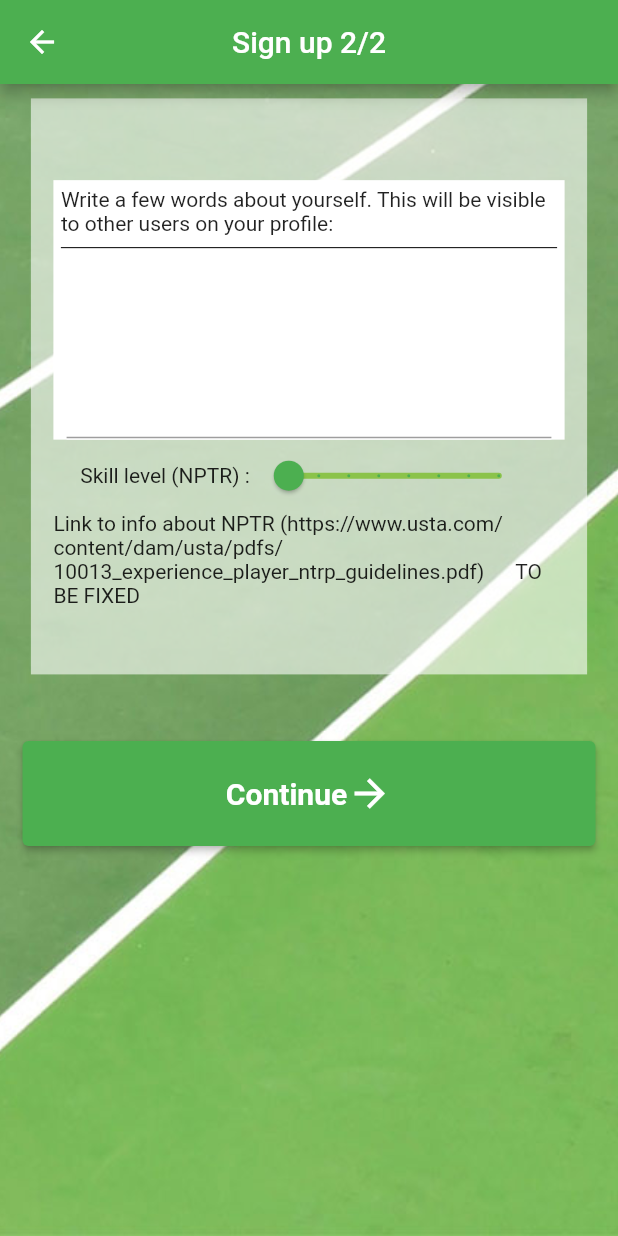
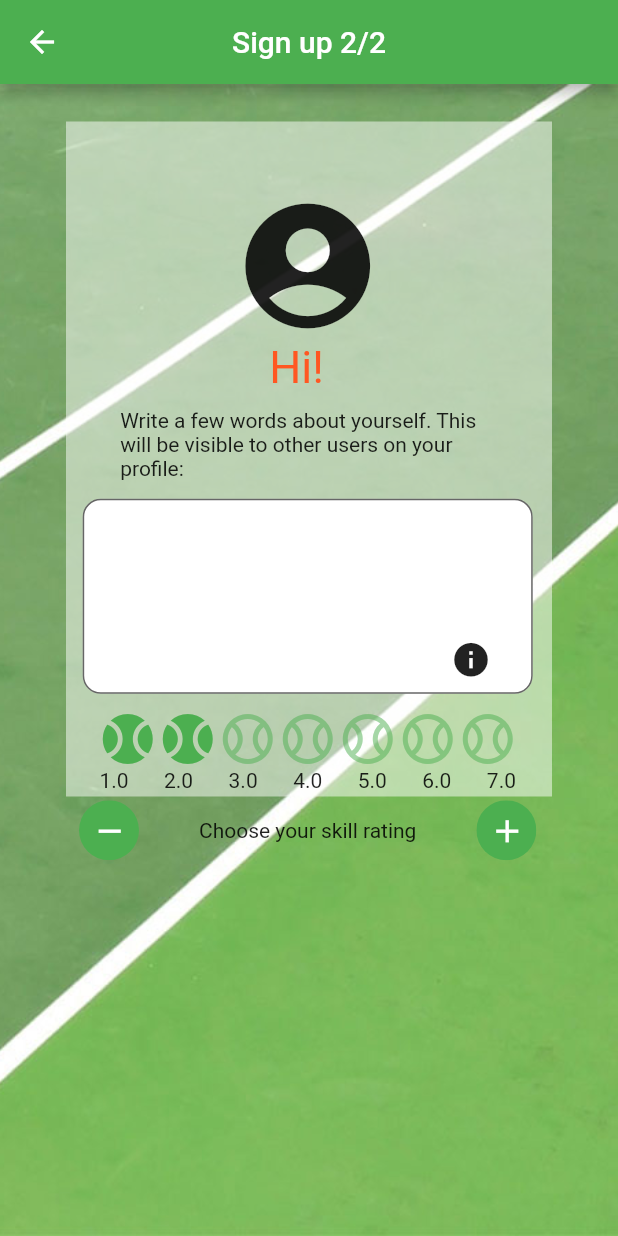
Before and after one commit to G-mi/PVT, a Flutter app: the NewSignUp screen opened directly with empty values, on a phone screen of 412 x 824 dp. Run offline on Flutter 3.47's test engine with Material 2 defaults, Android fonts, the phone set to English and light mode, and no system bars; our stand-ins replace google_maps_flutter, shared_preferences; missing offline and left inert: google_maps_webservice; accounts and stored records are empty.

Commit message:
Fixed Sign UP 1 and 2

```diff
--- a/lib/NewSignUp.dart
+++ b/lib/NewSignUp.dart
@@ -1,19 +1,21 @@
 import 'package:flutter/cupertino.dart';
 import 'package:flutter/material.dart';
 import 'package:frontend/Homescreen.dart';
+import 'package:frontend/Widgets/skillRatingWidget.dart';
+import 'NTRPDialog.dart';
 import 'User.dart';
 import 'UserPreferences.dart';
 import 'package:http/http.dart' as http;
 import 'Buttons.dart';
 
 class NewSignUp extends StatefulWidget {
-  int age;
-  String firstName;
-  String gender;
-  String email;
-  String lastName;
-  String userName;
-  String password;
+  final int age;
+  final String firstName;
+  final String gender;
+  final String email;
+  final String lastName;
+  final String userName;
+  final String password;
 
   NewSignUp(this.firstName, this.lastName,this.email, this.userName, this.password, this.gender, this.age, {Key key}) : super(key: key);
 
@@ -23,18 +25,34 @@ class NewSignUp extends StatefulWidget {
 }
 
 class _NewSignUpState extends State<NewSignUp> {
-  double _currentSlideValue = 0.0;
   String userInfo;
-  int skillLevel;
-
-
-  @override // lite osäker på vad den här metoden faktiskt gör. Men den får vara här sålänge.
-  void initState() {
-    super.initState();
-  }
+  int skillLevel = 2;
 
   @override
   Widget build(BuildContext context) {
+    return Scaffold(
+      appBar: _buildAppBar(),
+      body: _buildBody(),
+    );
+  }
+
+  Widget _buildAppBar() {
+    return AppBar(
+      leading: IconButton(
+        icon: Icon(Icons.arrow_back),
+        onPressed: () {
+          Navigator.pop(context);
+        },
+      ),
+      backgroundColor: Colors.green,
+      centerTitle: true,
+      title: Text(
+        'Sign up 2/2',
+      ),
+    );
+  }
+
+  Widget _buildBody() {
     return Stack(
       children: [
         Container(
@@ -42,56 +60,84 @@ class _NewSignUpState extends State<NewSignUp> {
               image: DecorationImage(
                 image: AssetImage('images/background.jpg'),
                 fit: BoxFit.cover,
+              )
+          ),
+        ),
+        Align(
+          alignment: Alignment.topCenter,
+          child: Container(
+            width: 360,
+            height: 500,
+            child: FractionallySizedBox(
+              widthFactor: 0.9,
+              heightFactor: 0.9,
+              child: Container(
+                color: Color.fromRGBO(255, 255, 255, 0.5),
               ),
             ),
           ),
-        Scaffold(
-          backgroundColor: Colors.transparent,
-          resizeToAvoidBottomInset: false,
-          appBar: AppBar(
-            centerTitle: true,
-            title: Text('Sign up 2/2'),
-            backgroundColor: Colors.green,
         ),
-          body: Center(
-            child: Stack(
-              alignment: Alignment(0.0, -0.95),
+        Align(
+          alignment: Alignment(-0.02, -0.55),
+          child: Container(
+            width: 325,
+            height: 450,
+            color: Colors.transparent,
+            child: SingleChildScrollView (
+              child: Column(
                 children: [
-                FractionallySizedBox(
-                  //Bakgrundsruta
-                  widthFactor: 0.9,
-                  heightFactor: 0.5,
-                  child: Container(
-                    color: Color.fromRGBO(255, 255, 255, 0.6),
-                    child: Padding(
-                      padding: const EdgeInsets.only(
-                          left: 15.0, right: 15.0, top: 10, bottom: 0),
-                      child: Column(
-                        crossAxisAlignment: CrossAxisAlignment.center,
-                        children: <Widget>[
-                          Expanded(
-                              child: SizedBox(
-                                height: 60,
-                              )),
+                  Row(
+                    mainAxisAlignment: MainAxisAlignment.center,
+                    children: [
+                      Icon(
+                        Icons.account_circle,
+                        size: 100,
+                      ),
+                    ],
+                  ),
+                  Row(
+                    mainAxisAlignment: MainAxisAlignment.center,
+                    children: [
+                      Text(
+                        'Hi! ${widget.firstName} ${widget.lastName}',
+                        style: TextStyle(
+                          color: Colors.deepOrange,
+                          fontSize: 30,
+                        ),
+                      ),
+                    ],
+                  ),
+                  SizedBox(height: 10,),
+                  Row(
+                    mainAxisAlignment: MainAxisAlignment.center,
+                    children: [
                       Container(
-                            padding: const EdgeInsets.only(
-                                left: 5.0, right: 5.0, top: 5.0, bottom: 0),
-                            color: Colors.white,
-                            child: (Row(
-                              children: <Widget>[
-                                Expanded(
-                                  child: Column(
-                                    children: <Widget>[
-                                      SizedBox(
+                        width: 250,
+                        height: 50,
                         child: Text(
-                                              'Write a few words about yourself. This will be visible to other users on your profile:')),
-                                      Divider(color: Colors.black),
+                          'Write a few words about yourself. This will be visible to other users on your profile:',
+                        ),
+                      ),
+                    ],
+                  ),
+                  SizedBox(height: 10,),
+                  Row(
+                    mainAxisAlignment: MainAxisAlignment.center,
+                    children: [
                       Container(
-                                        width: 323.2,
-                                        height: 120,
-                                        color: Colors.white,
+                        width: 300,
+                        height: 130,
+                        color: Colors.transparent,
                         child: TextFormField(
                           keyboardType: TextInputType.multiline,
+                          textInputAction: TextInputAction.done,
+                          decoration: InputDecoration(
+                            filled: true,
+                            fillColor: Colors.white,
+                            border: OutlineInputBorder(
+                              borderRadius: BorderRadius.circular(12),
+                            ),
+                          ),
                           onChanged: (newValue) =>
                               setState(() =>
                               userInfo = newValue),
@@ -100,44 +146,94 @@ class _NewSignUpState extends State<NewSignUp> {
                       ),
                     ],
                   ),
-                                )
-                              ],
-                            )),
+                  SizedBox(height: 10,),
+                  SkillRatingWidget(
+                    skillValue: skillLevel,
+                    selectedBall: Icon(
+                      Icons.sports_baseball,
+                      color: Colors.green,
+                      size: 40,
                     ),
+                    unSelectedBall: Icon(
+                      Icons.sports_baseball_outlined,
+                      color: Color.fromRGBO(76, 175, 80, 0.5),
+                      size: 40,
+                    ),
+                  ),
+                  SizedBox(height: 5,),
                   Row(
                     mainAxisAlignment: MainAxisAlignment.center,
-                            children: <Widget>[
-                              Text('Skill level (NPTR) :'),
-                              Slider(
-                                value: _currentSlideValue,
-                                min: 0.0,
-                                max: 7.0,
-                                divisions: 7,
-                                label: _currentSlideValue.round().toString(),
-                                onChanged: (double value) {
+                    children: [
+                      SizedBox(
+                        width: 40,
+                        height: 40,
+                        child: ClipOval(
+                          child: Container(
+                            color: Colors.green,
+                            child:  IconButton(
+                              icon: Icon(Icons.remove),
+                              iconSize: 25,
+                              color: Colors.white,
+                              onPressed: () {
                                 setState(() {
-                                    _currentSlideValue = value;
-                                    skillLevel = _currentSlideValue.round();
+                                  if (skillLevel > 1){
+                                    skillLevel = skillLevel - 1;
+                                  }
                                 });
                               },
-                                activeColor: Colors.green,
-                                inactiveColor: Colors.lightGreen,
+                            ),
+                          ),
+                        ),
+                      ),
+                      SizedBox(width: 40,),
+                      Text(
+                        'Choose your skill rating',
+                      ),
+                      SizedBox(width: 40,),
+                      SizedBox(
+                        width: 40,
+                        height: 40,
+                        child: ClipOval(
+                          child: Container(
+                            color: Colors.green,
+                            child:  IconButton(
+                              icon: Icon(Icons.add),
+                              iconSize: 25,
+                              color: Colors.white,
+                              onPressed: () {
+                                setState(() {
+                                  if (skillLevel < 7) {
+                                    skillLevel = skillLevel + 1;
+                                  }
+                                });
+                              },
+                            ),
+                          ),
+                        ),
                       ),
                     ],
                   ),
-                          Text(
-                              'Link to info about NPTR (https://www.usta.com/content/dam/usta/pdfs/10013_experience_player_ntrp_guidelines.pdf)      TO BE FIXED '),
-                          Expanded(
-                              child: SizedBox(
-                                height: 0,
-                              )),
                 ],
               ),
             ),
           ),
         ),
+        Positioned(
+          top: 360,
+          left: 290,
+          child: IconButton(
+            icon: Icon(Icons.info),
+            iconSize: 27,
+            onPressed: () {
+              showDialog(
+                  context: context,
+                  builder: (BuildContext context) => NTRPDialog()
+              );
+            },
+          ),
+        ),
         Align(
-                  alignment: Alignment.bottomCenter, // Signupbutton
+          alignment: Alignment(0.0, 4.85),
           child: Padding(
             padding: const EdgeInsets.only(
                 left: 15.0, right: 15.0, top: 100, bottom: 260),
@@ -154,9 +250,7 @@ class _NewSignUpState extends State<NewSignUp> {
                       skillLevel,
                       userInfo),
               title: 'Continue',
-                          color: Colors.green)),
-                ),
-              ],
+              color: Colors.green,
             ),
           ),
         ),
```
Also changed, not shown: lib/signup.dart (+97 -60 lines). Lines whose indentation alone changed are shown as unchanged.
